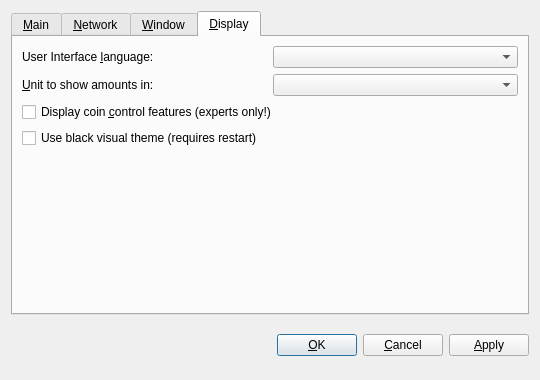
First picture: the form in src/qt/forms/optionsdialog.ui, repository WikiMin3R/ArtBytE, before the edit.
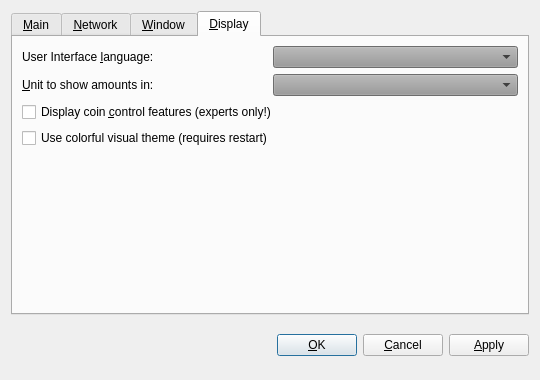
Second picture: the form after the edit. The open tabs and pages were chosen to show the change. Custom widgets are drawn as their Qt base class.

The edit to the form file:
```diff
--- a/src/qt/forms/optionsdialog.ui
+++ b/src/qt/forms/optionsdialog.ui
@@ -321,6 +321,9 @@
            <property name="toolTip">
             <string>The user interface language can be set here. This setting will take effect after restarting Artbyte.</string>
            </property>
+           <property name="styleSheet">
+            <string notr="true">background-color: rgb(152, 152, 152);</string>
+           </property>
           </widget>
          </item>
         </layout>
@@ -345,6 +348,9 @@
            <property name="toolTip">
             <string>Choose the default subdivision unit to show in the interface and when sending coins.</string>
            </property>
+           <property name="styleSheet">
+            <string notr="true">background-color: rgb(152, 152, 152);</string>
+           </property>
           </widget>
          </item>
         </layout>
@@ -362,7 +368,7 @@
        <item>
         <widget class="QCheckBox" name="useBlackTheme">
          <property name="text">
-          <string>Use black visual theme (requires restart)</string>
+          <string>Use colorful visual theme (requires restart)</string>
          </property>
         </widget>
        </item>
```
Left out of the diff: 12 changed lines with no effect on the pictures.
